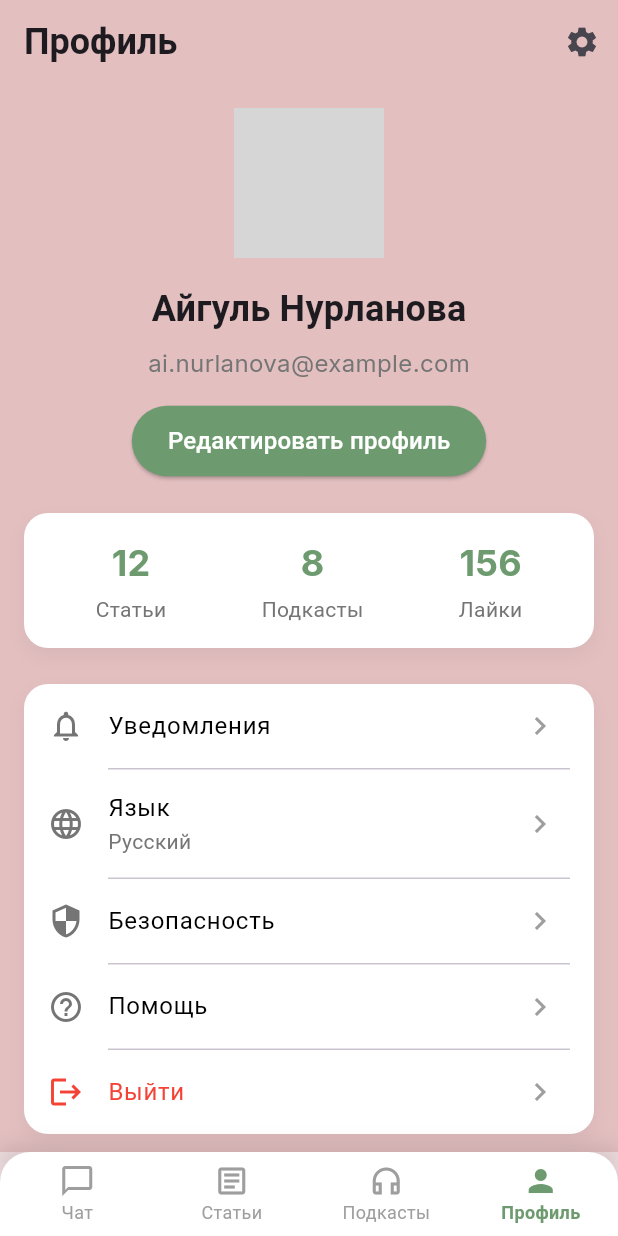
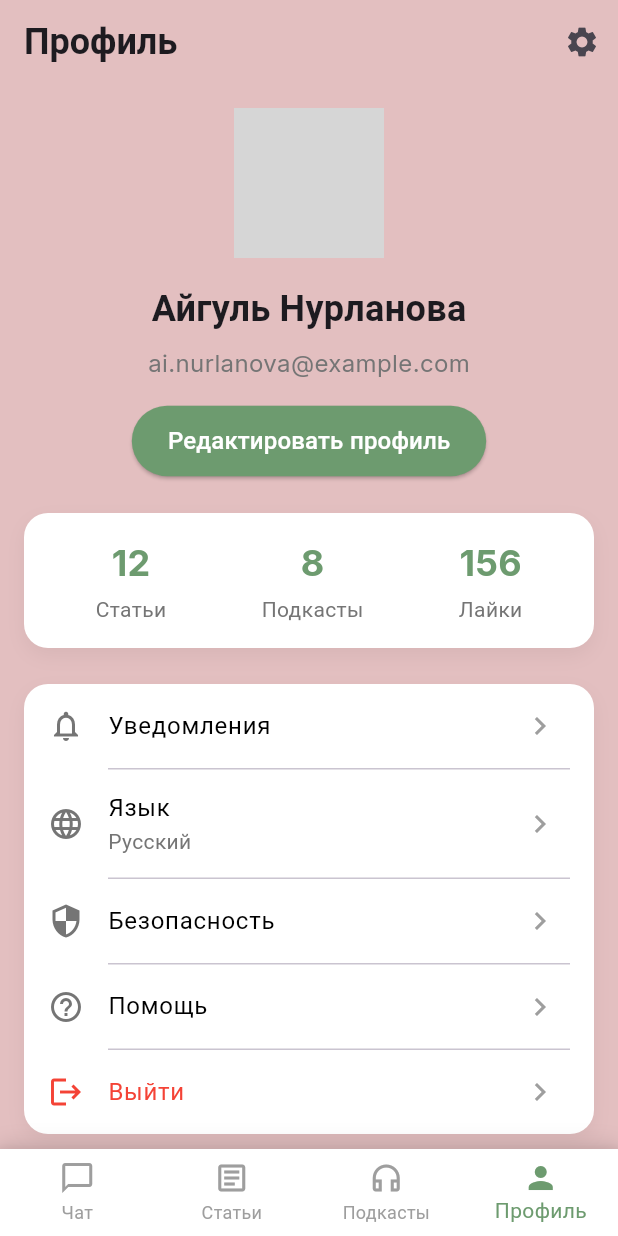
Before and after one commit to Nuraiuki/qorgai, a Flutter app: the MainNavigationScreen screen opened directly, item 4 of the bottom bar chosen, on a phone screen of 412 x 824 dp. Run offline on Flutter 3.47's test engine with Material 3 defaults, Android fonts, the light colour scheme and no system bars; our stand-ins replace easy_localization, geolocator, google_fonts, google_maps_flutter, just_audio, permission_handler and 2 more; accounts and stored records are empty; network calls fail; statements that could not run were skipped; grey boxes are pictures that could not be loaded.

Commit message:
Fix navigation and userId passing between screens

```diff
--- a/lib/auth_screen.dart
+++ b/lib/auth_screen.dart
@@ -176,7 +176,7 @@ class _AuthScreenState extends State<AuthScreen> {
                         Navigator.of(context).pop();
                         Navigator.pushReplacement(
                           context,
-                          MaterialPageRoute(builder: (context) => const MainNavigationScreen()),
+                          MaterialPageRoute(builder: (context) => MainNavigationScreen(userId: data['user_id'])),
                         );
                       },
                       child: const Text('Согласен'),
@@ -194,7 +194,7 @@ class _AuthScreenState extends State<AuthScreen> {
               );
               Navigator.pushReplacement(
                 context,
-                MaterialPageRoute(builder: (context) => const MainNavigationScreen()),
+                MaterialPageRoute(builder: (context) => MainNavigationScreen(userId: data['user_id'])),
               );
             }
           }
--- a/lib/main_navigation_screen.dart
+++ b/lib/main_navigation_screen.dart
@@ -1,12 +1,14 @@
 import 'package:flutter/material.dart';
-import 'screens/chat_screen.dart';
+import 'favorites_screen.dart';
 import 'screens/article_screen.dart';
 import 'screens/podcast_screen.dart';
 import 'screens/profile_screen.dart';
 import 'theme/app_colors.dart';
 
 class MainNavigationScreen extends StatefulWidget {
-  const MainNavigationScreen({super.key});
+  final int? userId;
+
+  const MainNavigationScreen({super.key, this.userId});
 
   @override
   State<MainNavigationScreen> createState() => _MainNavigationScreenState();
@@ -15,12 +17,18 @@ class MainNavigationScreen extends StatefulWidget {
 class _MainNavigationScreenState extends State<MainNavigationScreen> {
   int _selectedIndex = 0;
 
-  final List<Widget> _screens = [
-    const ChatScreen(),
+  late final List<Widget> _screens;
+
+  @override
+  void initState() {
+    super.initState();
+    _screens = [
+      TomirisHomeScreen(userId: widget.userId),
       const ArticleScreen(),
       const PodcastScreen(),
       const ProfileScreen(),
     ];
+  }
 
   @override
   Widget build(BuildContext context) {
@@ -36,8 +44,6 @@ class _MainNavigationScreenState extends State<MainNavigationScreen> {
             ),
           ],
         ),
-        child: ClipRRect(
-          borderRadius: const BorderRadius.vertical(top: Radius.circular(20)),
         child: BottomNavigationBar(
           currentIndex: _selectedIndex,
           onTap: (index) {
@@ -47,15 +53,8 @@ class _MainNavigationScreenState extends State<MainNavigationScreen> {
           },
           type: BottomNavigationBarType.fixed,
           backgroundColor: Colors.white,
-            selectedItemColor: AppColors.primaryGreen,
+          selectedItemColor: const Color(0xFF6D9B6F),
           unselectedItemColor: Colors.grey,
-            selectedLabelStyle: const TextStyle(
-              fontWeight: FontWeight.bold,
-              fontSize: 12,
-            ),
-            unselectedLabelStyle: const TextStyle(
-              fontSize: 12,
-            ),
           items: const [
             BottomNavigationBarItem(
               icon: Icon(Icons.chat_bubble_outline),
@@ -80,7 +79,6 @@ class _MainNavigationScreenState extends State<MainNavigationScreen> {
           ],
         ),
       ),
-      ),
     );
   }
 }
```
Lines whose indentation alone changed are shown as unchanged.
